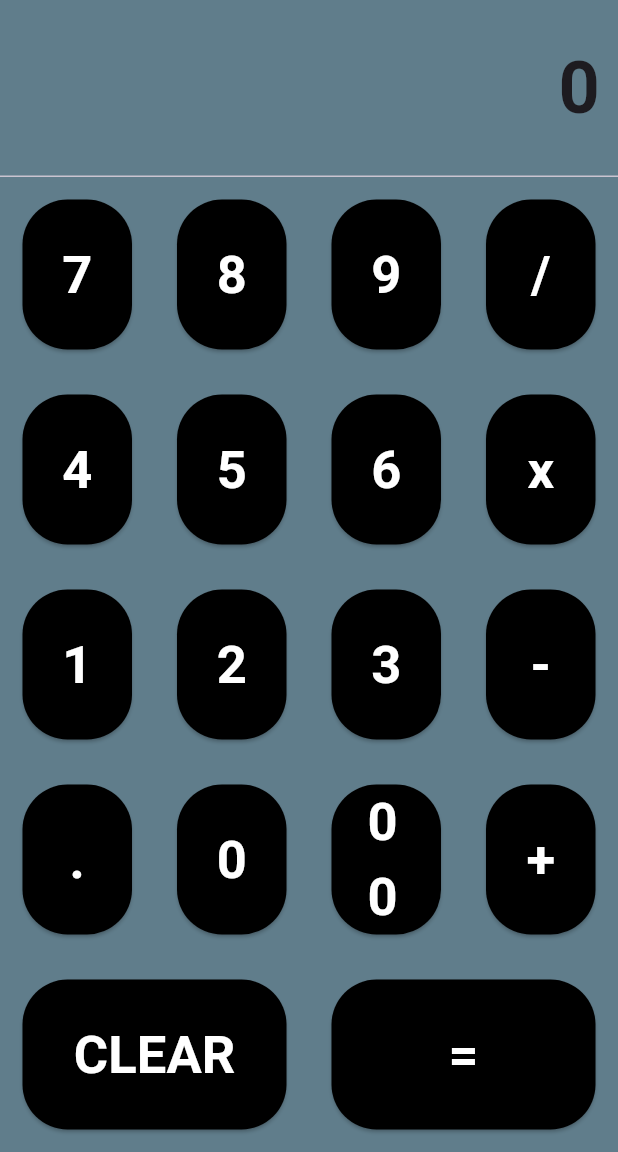
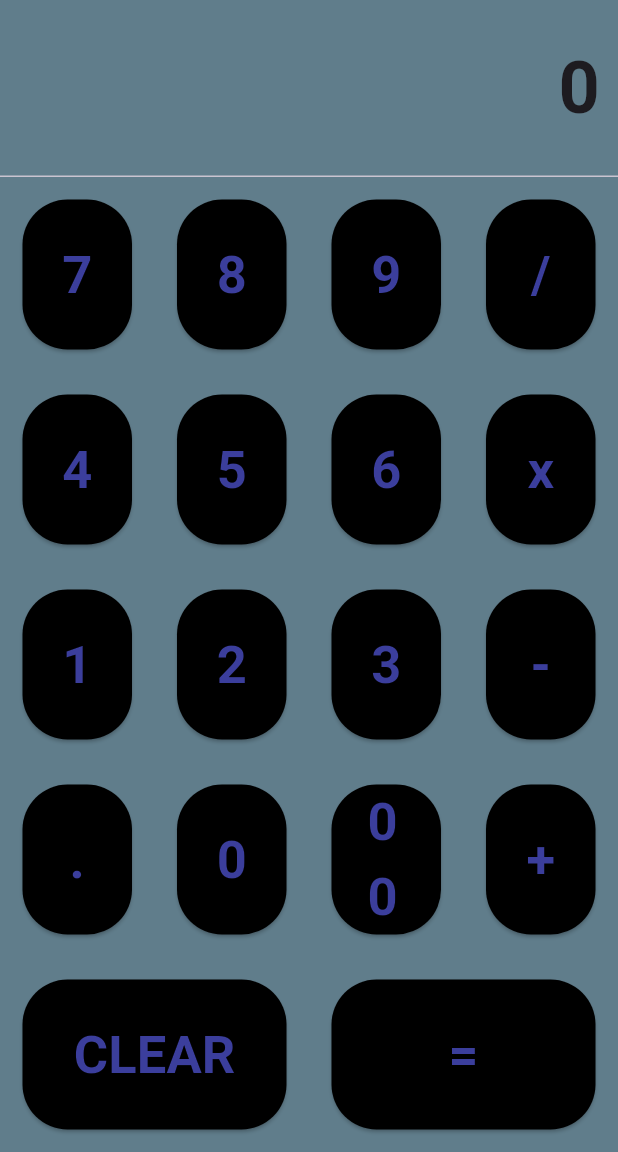
Before and after one commit to Mahmoud111Nabil/calc, a Flutter app: the screen it shows after launch, on a phone screen of 412 x 824 dp, the part 84-1236 px from its top. Run offline on Flutter 3.47's test engine with Material 3 defaults, Android fonts, the phone set to English and light mode, and no system bars.

Commit message:
change color

```diff
--- a/lib/main.dart
+++ b/lib/main.dart
@@ -91,7 +91,7 @@ class _CalculatorState extends State<Calculator> {
             style: TextStyle(
               fontSize: 35,
               fontWeight: FontWeight.bold,
-              color: const Color.fromARGB(255, 255, 255, 255), // Text color
+              color: const Color.fromARGB(255, 59, 62, 156), // Text color
             ),
           ),
         ),
```
